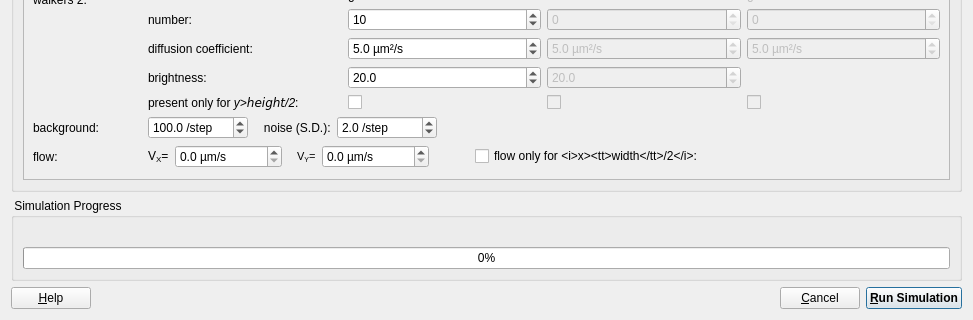
The window that plugins/imagingfcs/qfrdrimagingfcssimulator.ui (jkriege2/QuickFit3) describes before a commit, drawn with Qt 5; both pictures show x 0 to 973 and y 395 to 715 of the 973 by 715 pixel window.
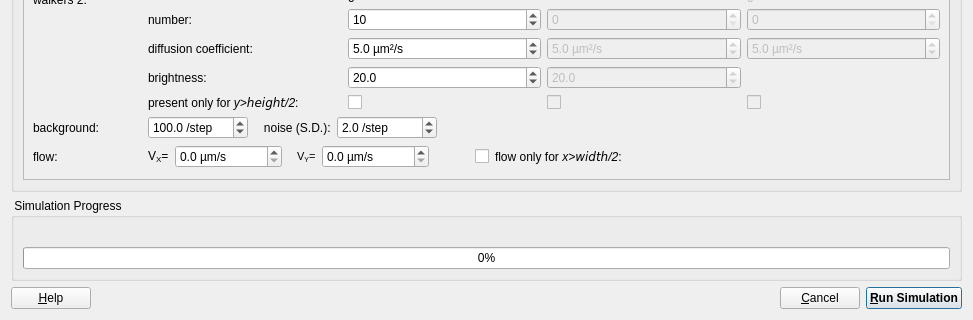
The same window after the commit. Icons and pictures are not drawn. Custom widgets are drawn as their Qt base class.

```diff
--- a/plugins/imagingfcs/qfrdrimagingfcssimulator.ui
+++ b/plugins/imagingfcs/qfrdrimagingfcssimulator.ui
@@ -1025,7 +1025,14 @@
             <item>
              <widget class="QCheckBox" name="chkFlowOnlyHalf">
               <property name="text">
-               <string>flow only for &lt;i&gt;x&gt;&lt;tt&gt;width&lt;/tt&gt;/2&lt;/i&gt;:</string>
+               <string/>
+              </property>
+             </widget>
+            </item>
+            <item>
+             <widget class="QLabel" name="label_39">
+              <property name="text">
+               <string>flow only for &lt;i&gt;x&amp;gt;&lt;tt&gt;width&lt;/tt&gt;/2&lt;/i&gt;:</string>
               </property>
              </widget>
             </item>
@@ -1143,8 +1150,8 @@
      <property name="title">
       <string> Simulation Progress </string>
      </property>
-     <layout class="QVBoxLayout" name="verticalLayout_2">
-      <item>
+     <layout class="QGridLayout" name="gridLayout_3" columnstretch="1,0">
+      <item row="0" column="0">
        <widget class="QLabel" name="labProgress">
         <property name="text">
          <string/>
```
Left out of the diff: 9 changed lines with no effect on the pictures.
